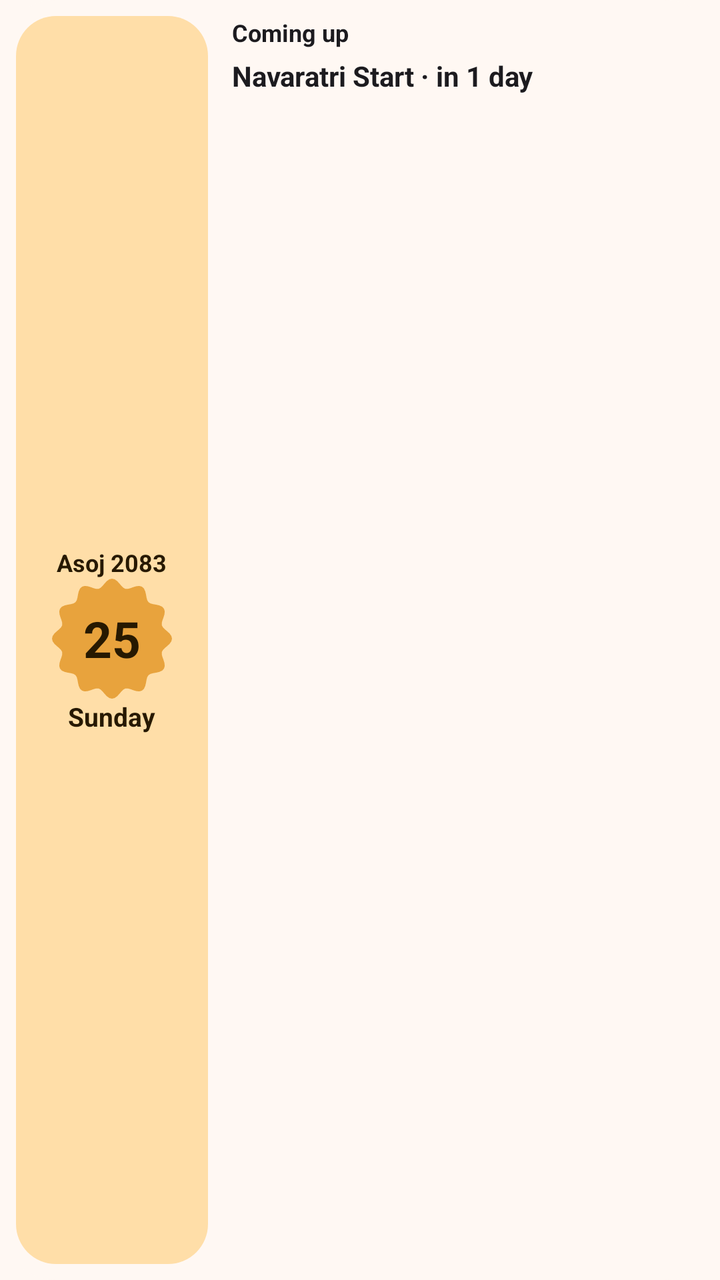
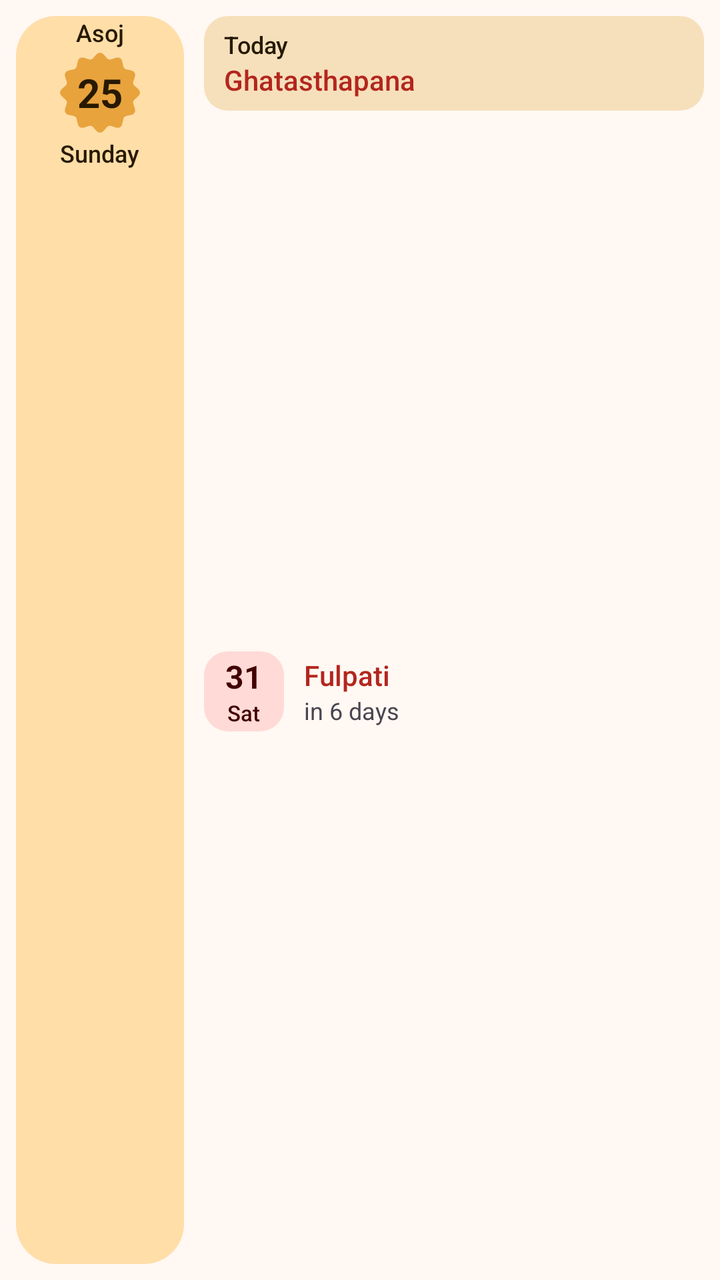

An Android layout rendered at two revisions. The XML below is the earlier revision; the diff shows what the commit changed to produce the second picture.
<!-- AndroidManifest.xml: application theme Theme.Nepdate -->
<!-- res/layout/widget_preview_upcoming.xml -->
<?xml version="1.0" encoding="utf-8"?>
<LinearLayout xmlns:android="http://schemas.android.com/apk/res/android"
    xmlns:tools="http://schemas.android.com/tools"
    android:layout_width="match_parent"
    android:layout_height="match_parent"
    android:background="@drawable/widget_shape_28"
    android:backgroundTint="@color/nepdate_background"
    android:baselineAligned="false"
    android:orientation="horizontal"
    android:padding="8dp"
    tools:ignore="Overdraw,HardcodedText">

    <LinearLayout
        android:layout_width="96dp"
        android:layout_height="match_parent"
        android:background="@drawable/widget_shape_20"
        android:backgroundTint="#FFDEA8"
        android:gravity="center"
        android:orientation="vertical"
        android:padding="6dp">

        <TextView
            android:layout_width="wrap_content"
            android:layout_height="wrap_content"
            android:text="@string/widget_preview_month"
            android:textColor="#271900"
            android:textSize="12sp"
            android:textStyle="bold" />

        <TextView
            android:layout_width="60dp"
            android:layout_height="60dp"
            android:background="@drawable/widget_sunny"
            android:gravity="center"
            android:text="@string/widget3_preview_day"
            android:textColor="#271900"
            android:textSize="25sp"
            android:textStyle="bold" />

        <TextView
            android:layout_width="wrap_content"
            android:layout_height="wrap_content"
            android:text="@string/widget3_preview_weekday"
            android:textColor="#271900"
            android:textSize="13sp"
            android:textStyle="bold" />
    </LinearLayout>

    <LinearLayout
        android:layout_width="0dp"
        android:layout_height="match_parent"
        android:layout_marginStart="12dp"
        android:layout_weight="1"
        android:orientation="vertical">

        <TextView
            android:layout_width="wrap_content"
            android:layout_height="wrap_content"
            android:text="@string/widget3_upcoming_title"
            android:textColor="@color/widget_preview_text"
            android:textSize="12sp"
            android:textStyle="bold" />

        <TextView
            android:layout_width="wrap_content"
            android:layout_height="wrap_content"
            android:layout_marginTop="4dp"
            android:lineSpacingExtra="8dp"
            android:text="@string/widget_preview_upcoming"
            android:textColor="@color/widget_preview_text"
            android:textSize="14sp"
            android:textStyle="bold" />
    </LinearLayout>
</LinearLayout>
<!-- resources referenced by this layout -->
<resources>
  <color name="nepdate_background">#FFF8F3</color>
  <color name="widget_preview_text">#1C1B1F</color>
  <!-- drawable widget_shape_20 (drawable) -->
  <?xml version="1.0" encoding="utf-8"?>
  <shape xmlns:android="http://schemas.android.com/apk/res/android" android:shape="rectangle">
      <solid android:color="#FFFFFFFF" />
      <corners android:radius="20dp" />
  </shape>
  <!-- drawable widget_shape_28 (drawable) -->
  <?xml version="1.0" encoding="utf-8"?>
  <shape xmlns:android="http://schemas.android.com/apk/res/android" android:shape="rectangle">
      <solid android:color="#FFFFFFFF" />
      <corners
          android:bottomLeftRadius="28dp"
          android:bottomRightRadius="28dp"
          android:topLeftRadius="28dp"
          android:topRightRadius="28dp" />
  </shape>
  <string name="widget3_preview_day">25</string>
  <string name="widget3_preview_weekday">Sunday</string>
  <string name="widget3_upcoming_title">Coming up</string>
  <string name="widget_preview_month">Asoj 2083</string>
  <string name="widget_preview_upcoming">Navaratri Start · in 1 day</string>
  <style name="Theme.Nepdate" parent="android:style/Theme.Material.Light.NoActionBar">
          <item name="android:windowBackground">@color/nepdate_background</item>
          <item name="android:statusBarColor">@android:color/transparent</item>
          <item name="android:navigationBarColor">@android:color/transparent</item>
          <item name="android:windowLightStatusBar">true</item>
      </style>
  <!-- unchanged entries left out for length: 1 -->
</resources>

<!-- the commit's change to res/layout/widget_preview_upcoming.xml (unified diff, before → after) -->
@@ -8,67 +8,150 @@
     android:baselineAligned="false"
     android:orientation="horizontal"
     android:padding="8dp"
-    tools:ignore="Overdraw,HardcodedText">
+    tools:ignore="Overdraw,UnusedAttribute,NestedWeights">
 
     <LinearLayout
-        android:layout_width="96dp"
+        android:layout_width="84dp"
         android:layout_height="match_parent"
         android:background="@drawable/widget_shape_20"
-        android:backgroundTint="#FFDEA8"
-        android:gravity="center"
+        android:backgroundTint="@color/widget_preview_today"
+        android:gravity="center_horizontal"
         android:orientation="vertical"
-        android:padding="6dp">
+        android:paddingHorizontal="6dp">
 
         <TextView
             android:layout_width="wrap_content"
             android:layout_height="wrap_content"
-            android:text="@string/widget_preview_month"
-            android:textColor="#271900"
-            android:textSize="12sp"
-            android:textStyle="bold" />
+            android:ellipsize="end"
+            android:maxLines="1"
+            android:text="@string/widget3_preview_month"
+            android:textColor="@color/widget_preview_on_today"
+            android:textFontWeight="500"
+            android:textSize="12sp" />
 
-        <TextView
-            android:layout_width="60dp"
-            android:layout_height="60dp"
-            android:background="@drawable/widget_sunny"
-            android:gravity="center"
-            android:text="@string/widget3_preview_day"
-            android:textColor="#271900"
-            android:textSize="25sp"
-            android:textStyle="bold" />
+        <FrameLayout
+            android:layout_width="40dp"
+            android:layout_height="40dp"
+            android:layout_marginVertical="2dp"
+            android:background="@drawable/widget_sunny">
+
+            <TextView
+                android:layout_width="wrap_content"
+                android:layout_height="wrap_content"
+                android:layout_gravity="center"
+                android:text="@string/widget3_preview_day"
+                android:textColor="@color/widget_preview_on_today"
+                android:textFontWeight="700"
+                android:textSize="20sp" />
+        </FrameLayout>
 
         <TextView
             android:layout_width="wrap_content"
             android:layout_height="wrap_content"
+            android:ellipsize="end"
+            android:maxLines="1"
             android:text="@string/widget3_preview_weekday"
-            android:textColor="#271900"
-            android:textSize="13sp"
-            android:textStyle="bold" />
+            android:textColor="@color/widget_preview_on_today"
+            android:textFontWeight="500"
+            android:textSize="12sp" />
     </LinearLayout>
 
     <LinearLayout
         android:layout_width="0dp"
         android:layout_height="match_parent"
-        android:layout_marginStart="12dp"
+        android:layout_marginStart="10dp"
         android:layout_weight="1"
         android:orientation="vertical">
 
-        <TextView
-            android:layout_width="wrap_content"
+        <LinearLayout
+            android:layout_width="match_parent"
             android:layout_height="wrap_content"
-            android:text="@string/widget3_upcoming_title"
-            android:textColor="@color/widget_preview_text"
-            android:textSize="12sp"
-            android:textStyle="bold" />
+            android:background="@drawable/widget_shape_12"
+            android:backgroundTint="@color/widget_preview_note"
+            android:orientation="vertical"
+            android:paddingHorizontal="10dp"
+            android:paddingVertical="6dp">
 
-        <TextView
-            android:layout_width="wrap_content"
-            android:layout_height="wrap_content"
+            <TextView
+                android:layout_width="wrap_content"
+                android:layout_height="wrap_content"
+                android:text="@string/widget3_today_name"
+                android:textColor="@color/widget_preview_on_note"
+                android:textFontWeight="500"
+                android:textSize="12sp" />
+
+            <TextView
+                android:layout_width="match_parent"
+                android:layout_height="wrap_content"
+                android:ellipsize="end"
+                android:maxLines="1"
+                android:text="@string/widget_preview_holiday"
+                android:textColor="@color/widget_preview_holiday"
+                android:textFontWeight="500"
+                android:textSize="14sp" />
+        </LinearLayout>
+
+        <LinearLayout
+            android:layout_width="match_parent"
+            android:layout_height="0dp"
             android:layout_marginTop="4dp"
-            android:lineSpacingExtra="8dp"
-            android:text="@string/widget_preview_upcoming"
-            android:textColor="@color/widget_preview_text"
-            android:textSize="14sp"
-            android:textStyle="bold" />
+            android:layout_weight="1"
+            android:baselineAligned="false"
+            android:gravity="center_vertical"
+            android:orientation="horizontal">
+
+            <LinearLayout
+                android:layout_width="40dp"
+                android:layout_height="40dp"
+                android:background="@drawable/widget_shape_12"
+                android:backgroundTint="@color/widget_preview_holiday_container"
+                android:gravity="center"
+                android:orientation="vertical">
+
+                <TextView
+                    android:layout_width="wrap_content"
+                    android:layout_height="wrap_content"
+                    android:text="@string/widget3_preview_day_31"
+                    android:textColor="@color/widget_preview_on_holiday"
+                    android:textFontWeight="700"
+                    android:textSize="16sp" />
+
+                <TextView
+                    android:layout_width="wrap_content"
+                    android:layout_height="wrap_content"
+                    android:text="@string/widget3_preview_week_sat"
+                    android:textColor="@color/widget_preview_on_holiday"
+                    android:textFontWeight="500"
+                    android:textSize="11sp" />
+            </LinearLayout>
+
+            <LinearLayout
+                android:layout_width="0dp"
+                android:layout_height="wrap_content"
+                android:layout_marginStart="10dp"
+                android:layout_weight="1"
+                android:orientation="vertical">
+
+                <TextView
+                    android:layout_width="match_parent"
+                    android:layout_height="wrap_content"
+                    android:ellipsize="end"
+                    android:maxLines="1"
+                    android:text="@string/widget3_preview_upcoming_names"
+                    android:textColor="@color/widget_preview_holiday"
+                    android:textFontWeight="500"
+                    android:textSize="14sp" />
+
+                <TextView
+                    android:layout_width="match_parent"
+                    android:layout_height="wrap_content"
+                    android:ellipsize="end"
+                    android:maxLines="1"
+                    android:text="@string/widget3_preview_upcoming_when"
+                    android:textColor="@color/widget_preview_soft"
+                    android:textFontWeight="400"
+                    android:textSize="12sp" />
+            </LinearLayout>
+        </LinearLayout>
     </LinearLayout>
 </LinearLayout>
<!-- resource entries referenced after the edit -->
@@ -1,7 +1,24 @@
 <!-- resources referenced by this layout -->
 <resources>
   <color name="nepdate_background">#FFF8F3</color>
-  <color name="widget_preview_text">#1C1B1F</color>
+  <color name="widget_preview_holiday">#B3261E</color>
+  <color name="widget_preview_holiday_container">#FFDAD6</color>
+  <color name="widget_preview_note">#F6E0BB</color>
+  <color name="widget_preview_on_holiday">#410002</color>
+  <color name="widget_preview_on_note">#251A04</color>
+  <color name="widget_preview_on_today">#271900</color>
+  <color name="widget_preview_soft">#49454F</color>
+  <color name="widget_preview_today">#FFDEA8</color>
+  <!-- drawable widget_shape_12 (drawable) -->
+  <?xml version="1.0" encoding="utf-8"?>
+  <shape xmlns:android="http://schemas.android.com/apk/res/android" android:shape="rectangle">
+      <solid android:color="#FFFFFFFF" />
+      <corners
+          android:bottomLeftRadius="12dp"
+          android:bottomRightRadius="12dp"
+          android:topLeftRadius="12dp"
+          android:topRightRadius="12dp" />
+  </shape>
   <!-- drawable widget_shape_20 (drawable) -->
   <?xml version="1.0" encoding="utf-8"?>
   <shape xmlns:android="http://schemas.android.com/apk/res/android" android:shape="rectangle">
@@ -19,10 +36,14 @@
           android:topRightRadius="28dp" />
   </shape>
   <string name="widget3_preview_day">25</string>
+  <string name="widget3_preview_day_31">31</string>
+  <string name="widget3_preview_month">Asoj</string>
+  <string name="widget3_preview_upcoming_names">Fulpati</string>
+  <string name="widget3_preview_upcoming_when">in 6 days</string>
+  <string name="widget3_preview_week_sat">Sat</string>
   <string name="widget3_preview_weekday">Sunday</string>
-  <string name="widget3_upcoming_title">Coming up</string>
-  <string name="widget_preview_month">Asoj 2083</string>
-  <string name="widget_preview_upcoming">Navaratri Start · in 1 day</string>
+  <string name="widget3_today_name">Today</string>
+  <string name="widget_preview_holiday">Ghatasthapana</string>
   <style name="Theme.Nepdate" parent="android:style/Theme.Material.Light.NoActionBar">
           <item name="android:windowBackground">@color/nepdate_background</item>
           <item name="android:statusBarColor">@android:color/transparent</item>
